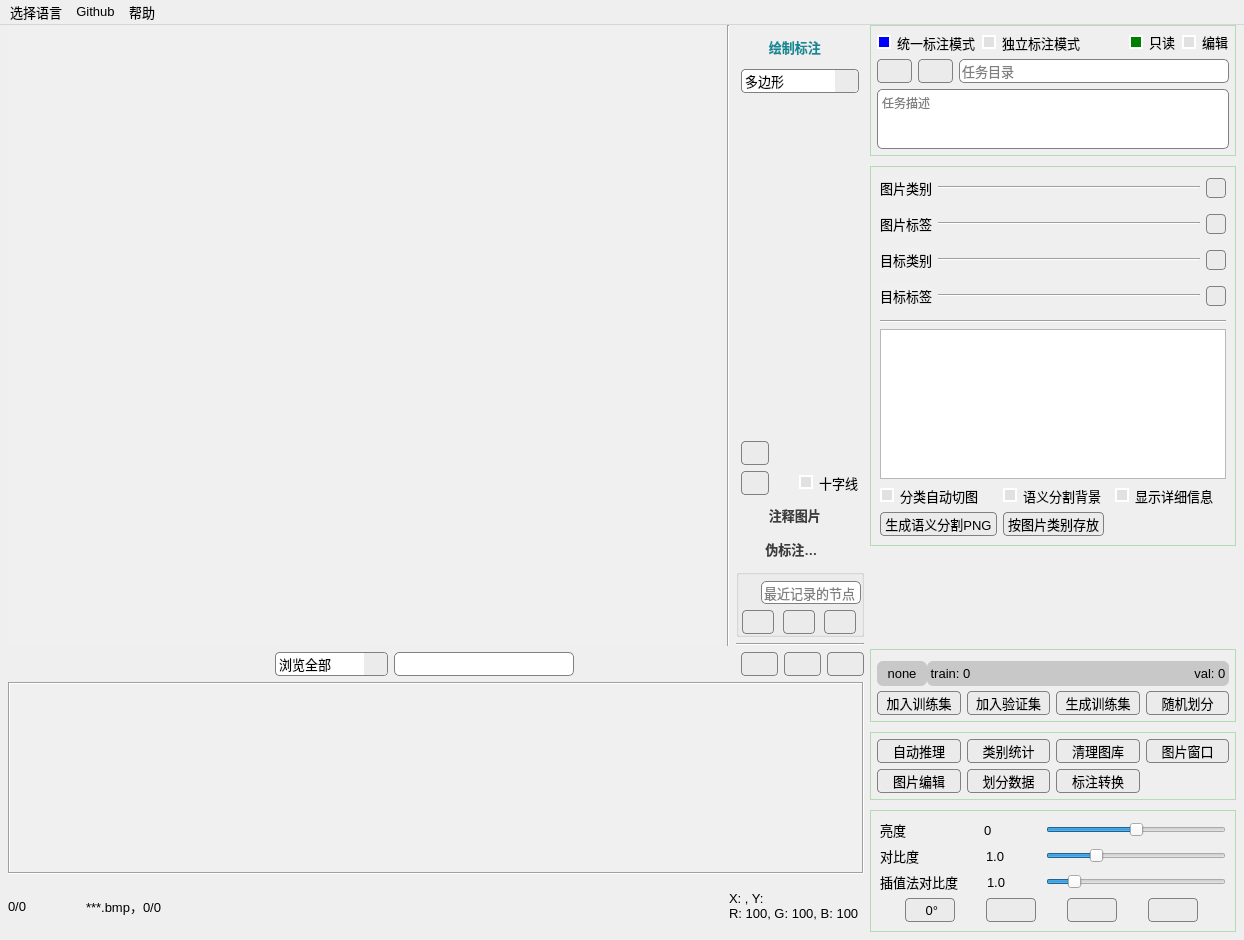
The window that main_window.ui (feiyuhuahuo/HuaHuoLabel) describes before a commit, drawn with Qt 5.
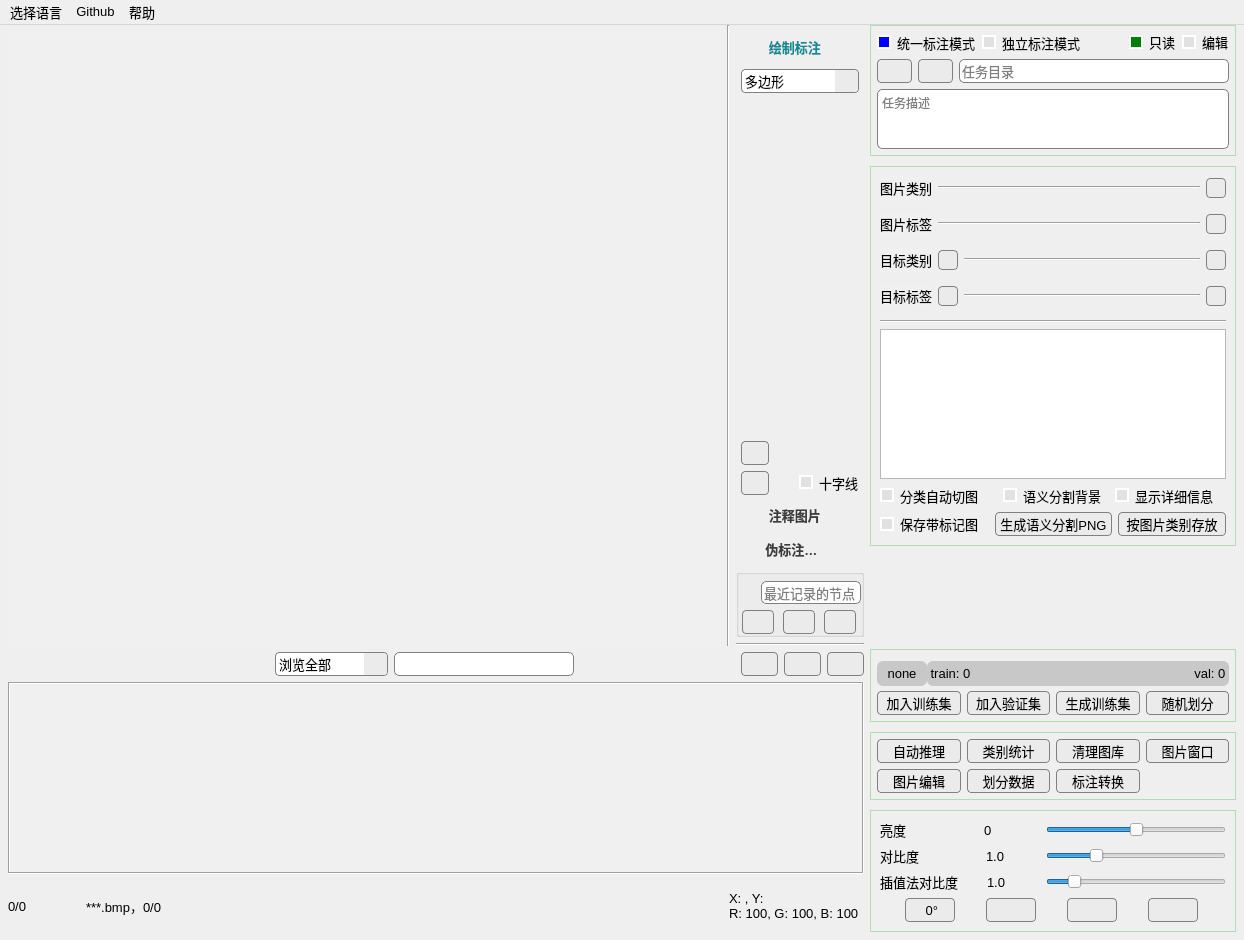
The same window after the commit. Icons and pictures are not drawn. Custom widgets are drawn as their Qt base class.

Commit message: new select cate tag method done

```diff
--- a/main_window.ui
+++ b/main_window.ui
@@ -2392,7 +2392,7 @@
           <widget class="BaseButtonGroup" name="img_tag_buttons" native="true"/>
          </item>
          <item>
-          <layout class="QHBoxLayout" name="horizontalLayout_35" stretch="0,10,0">
+          <layout class="QHBoxLayout" name="horizontalLayout_35" stretch="0,0,10,0">
            <item>
             <widget class="QPushButton" name="pushButton_obj_cate">
              <property name="minimumSize">
@@ -2435,6 +2435,42 @@
              </property>
             </widget>
            </item>
+           <item>
+            <widget class="PushButtonWaiting" name="pushButton_waiting_cate">
+             <property name="minimumSize">
+              <size>
+               <width>0</width>
+               <height>20</height>
+              </size>
+             </property>
+             <property name="maximumSize">
+              <size>
+               <width>20</width>
+               <height>16777215</height>
+              </size>
+             </property>
+             <property name="styleSheet">
+              <string notr="true">QPushButton
+{background-color: rgb(235, 235, 235);
+border: 1px solid gray;
+border-radius: 4px;
+padding-left:4px;
+padding-right:4px;
+}
+ QPushButton:hover {
+            background-color:  rgb(225, 225, 225);
+}
+
+ QPushButton:pressed {
+            background-color:  rgb(215, 215, 215);
+        }        
+</string>
+             </property>
+             <property name="text">
+              <string/>
+             </property>
+            </widget>
+           </item>
            <item>
             <widget class="Line" name="line_6">
              <property name="orientation">
@@ -2502,7 +2538,7 @@
           <widget class="BaseButtonGroup" name="obj_cate_buttons" native="true"/>
          </item>
          <item>
-          <layout class="QHBoxLayout" name="horizontalLayout_38" stretch="0,10,0">
+          <layout class="QHBoxLayout" name="horizontalLayout_38" stretch="0,0,10,0">
            <item>
             <widget class="QPushButton" name="pushButton_obj_tag">
              <property name="minimumSize">
@@ -2545,6 +2581,42 @@
              </property>
             </widget>
            </item>
+           <item>
+            <widget class="PushButtonWaiting" name="pushButton_waiting_tag">
+             <property name="minimumSize">
+              <size>
+               <width>0</width>
+               <height>20</height>
+              </size>
+             </property>
+             <property name="maximumSize">
+              <size>
+               <width>20</width>
+               <height>16777215</height>
+              </size>
+             </property>
+             <property name="styleSheet">
+              <string notr="true">QPushButton
+{background-color: rgb(235, 235, 235);
+border: 1px solid gray;
+border-radius: 4px;
+padding-left:4px;
+padding-right:4px;
+}
+ QPushButton:hover {
+            background-color:  rgb(225, 225, 225);
+}
+
+ QPushButton:pressed {
+            background-color:  rgb(215, 215, 215);
+        }        
+</string>
+             </property>
+             <property name="text">
+              <string/>
+             </property>
+            </widget>
+           </item>
            <item>
             <widget class="Line" name="line_8">
              <property name="orientation">
@@ -2757,6 +2829,44 @@
          </item>
          <item>
           <layout class="QHBoxLayout" name="horizontalLayout_16">
+           <item>
+            <widget class="QCheckBox" name="checkBox_save_labeled_img">
+             <property name="sizePolicy">
+              <sizepolicy hsizetype="Minimum" vsizetype="Minimum">
+               <horstretch>0</horstretch>
+               <verstretch>0</verstretch>
+              </sizepolicy>
+             </property>
+             <property name="font">
+              <font>
+               <pointsize>10</pointsize>
+              </font>
+             </property>
+             <property name="toolTip">
+              <string>保存带有标记的图片</string>
+             </property>
+             <property name="styleSheet">
+              <string notr="true">QCheckBox::indicator:checked {
+    background-color:       blue;
+    border:                 2px solid white;  
+
+}
+
+QCheckBox::indicator:unchecked {
+    background-color:       rgb(225, 225, 225);
+    border:                 2px solid white;  
+
+}
+</string>
+             </property>
+             <property name="text">
+              <string>保存带标记图</string>
+             </property>
+             <property name="checked">
+              <bool>false</bool>
+             </property>
+            </widget>
+           </item>
            <item>
             <widget class="QPushButton" name="pushButton_sem_png">
              <property name="enabled">
@@ -2857,19 +2967,6 @@
              </property>
             </widget>
            </item>
-           <item>
-            <spacer name="horizontalSpacer">
-             <property name="orientation">
-              <enum>Qt::Horizontal</enum>
-             </property>
-             <property name="sizeHint" stdset="0">
-              <size>
-               <width>40</width>
-               <height>20</height>
-              </size>
-             </property>
-            </spacer>
-           </item>
           </layout>
          </item>
         </layout>
@@ -4308,6 +4405,11 @@
    <extends>QListWidget</extends>
    <header>imgsflow.h</header>
   </customwidget>
+  <customwidget>
+   <class>PushButtonWaiting</class>
+   <extends>QPushButton</extends>
+   <header>pushbuttonwaiting.h</header>
+  </customwidget>
  </customwidgets>
  <resources/>
  <connections/>
```
Left out of the diff: 2 changed lines with no effect on the pictures. The commit also changes 49 other files.
